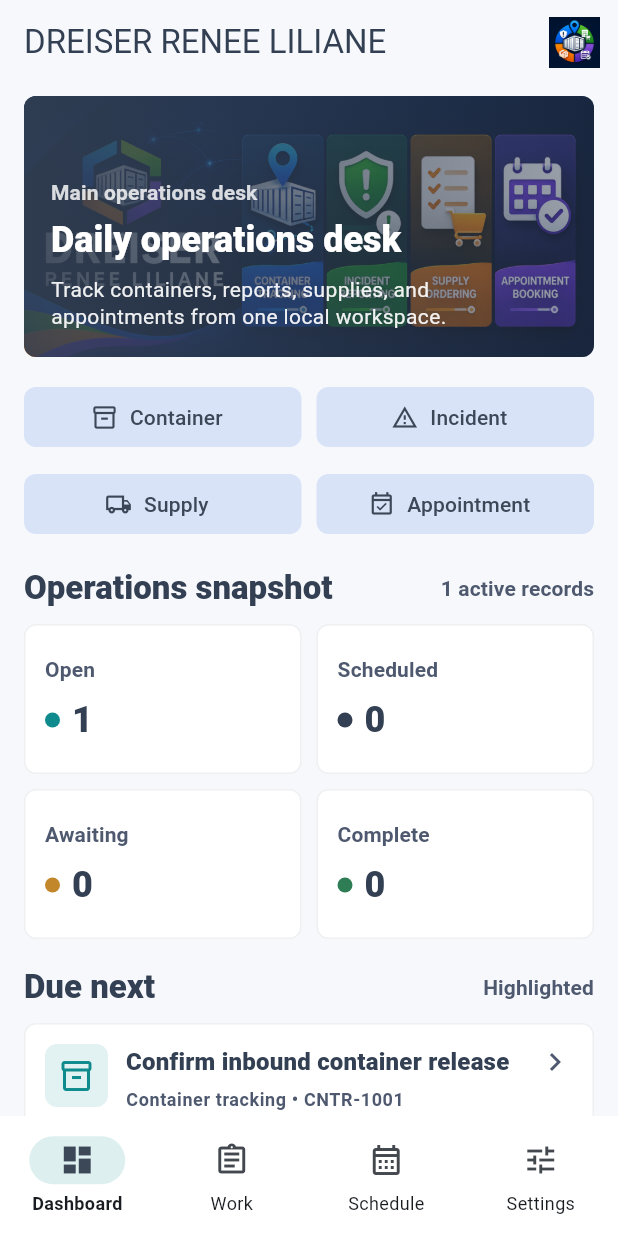
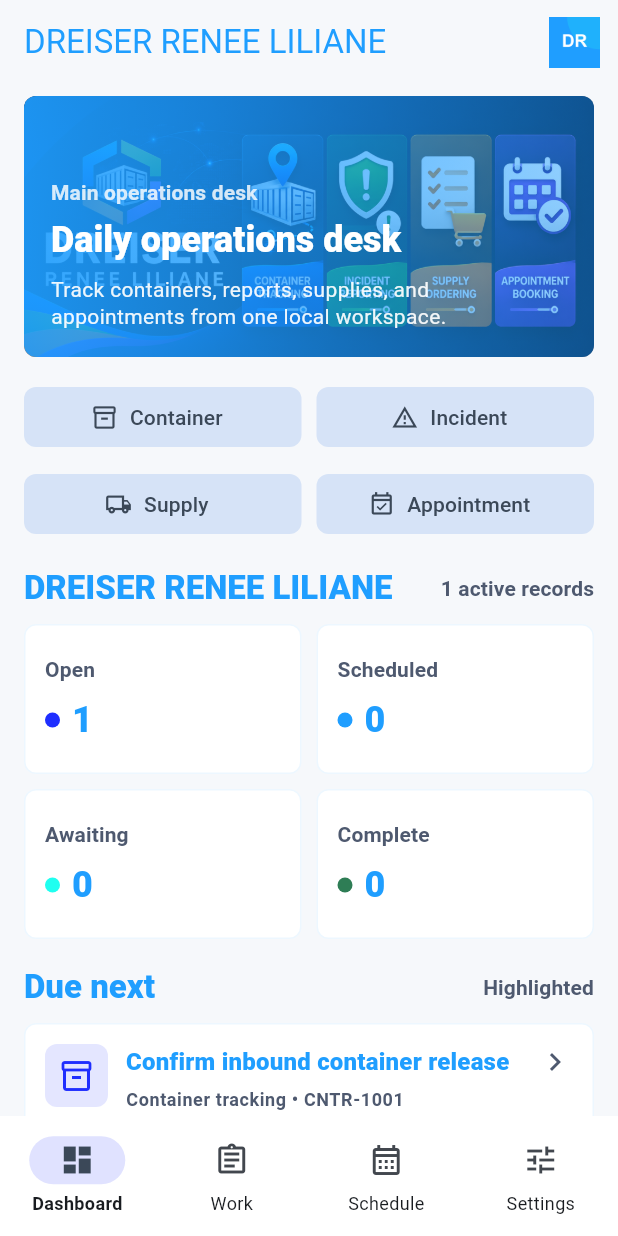
Before and after one commit to EOOrga/68d9d1091299230338db4bbd, a Flutter app: the screen it shows after launch, on a phone screen of 412 x 824 dp. Run offline on Flutter 3.47's test engine with Material 3 defaults, Android fonts, the phone set to English and light mode, and no system bars; our stand-ins replace shared_preferences.

Commit message:
Create Flutter variant com.tah.dreiser_ops

```diff
--- a/lib/main.dart
+++ b/lib/main.dart
@@ -9,10 +9,10 @@
 const supportEmail = 'support@dreiser-renee-liliane.com';
 const _screenshotMode = bool.fromEnvironment('SCREENSHOT_MODE');
 
-const _ink = Color(0xFF334053);
+const _ink = Color(0xFF1F9EFF);
 const _steel = Color(0xFF4E596F);
-const _teal = Color(0xFF0F8B8D);
-const _amber = Color(0xFFC2872B);
+const _teal = Color(0xFF1F2EFF);
+const _amber = Color(0xFF1FFFF0);
 const _paper = Color(0xFFF6F8FB);
 const _mist = Color(0xFFE7EDF3);
 
@@ -587,7 +587,7 @@
         ),
         const SizedBox(height: 18),
         _SectionHeader(
-          title: 'Operations snapshot',
+          title: 'DREISER RENEE LILIANE',
           actionLabel: '${state.items.length} active records',
         ),
         const SizedBox(height: 10),
--- a/pubspec.yaml
+++ b/pubspec.yaml
@@ -21,6 +21,8 @@
   android: true
   ios: false
   image_path: "docs/icon.png"
+  adaptive_icon_foreground: docs/icon.png
+  adaptive_icon_background: "#1FFFF0"
   min_sdk_android: 23
 
 flutter:
```
Also changed, not shown: docs/icon.png, 11 other files.
